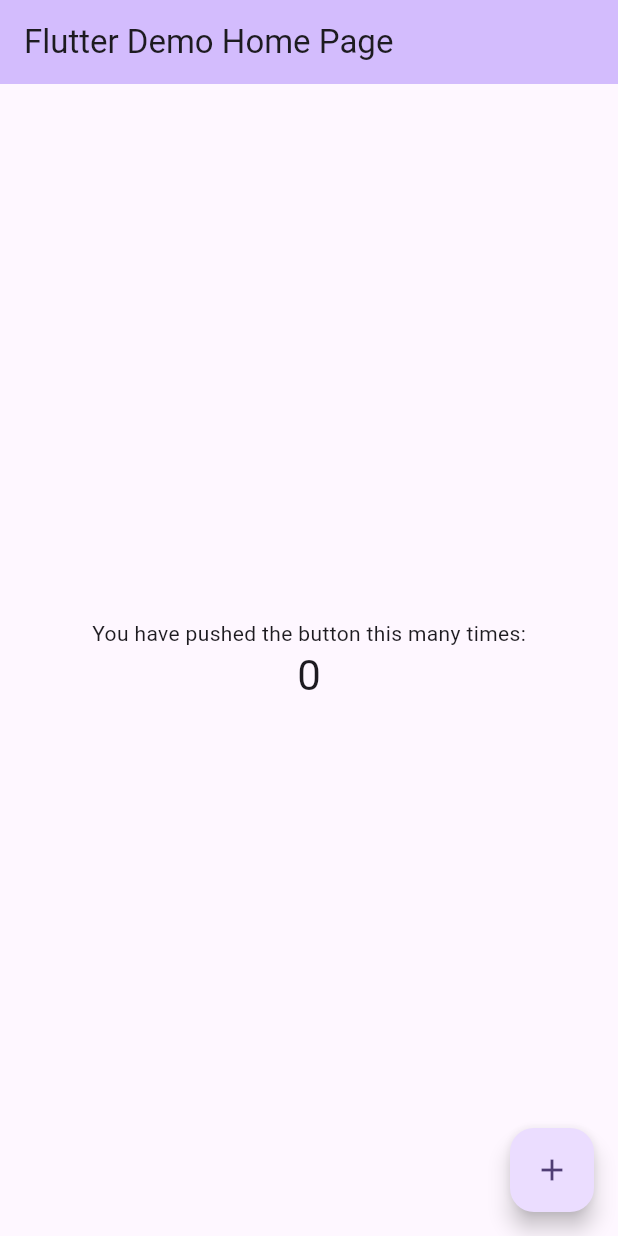
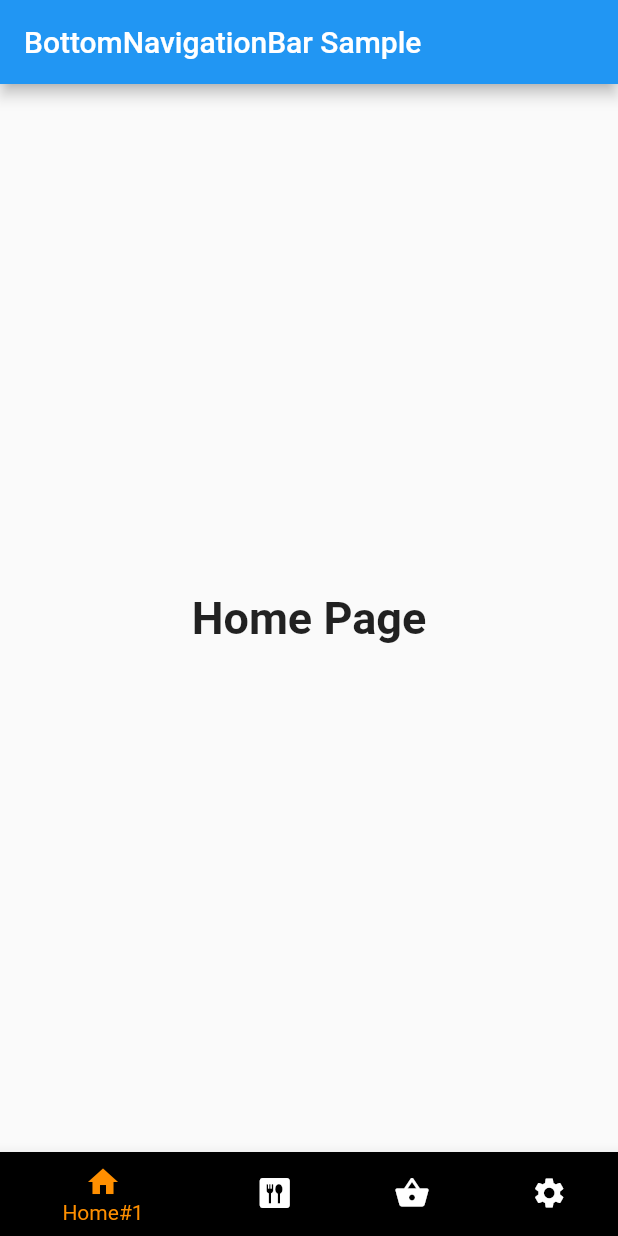
Before and after one commit to LaymajouxClement/flavor_hive, a Flutter app: the screen it shows after launch, on a phone screen of 412 x 824 dp. Run offline on Flutter 3.47's test engine with Material 2 defaults, Android fonts, the phone set to English and light mode, and no system bars.

Commit message:
new component bottom_navigation_bar + screen views

```diff
--- /dev/null
+++ b/lib/components/bottom_navigation_bar/bottom_navigation_bar.dart
@@ -0,0 +1,60 @@
+import 'package:flutter/material.dart';
+import 'bottom_navigation_bar_items.dart';
+
+class BottomNavigationBarExample extends StatefulWidget {
+  const BottomNavigationBarExample({Key? key});
+
+  @override
+  State<BottomNavigationBarExample> createState() =>
+      _BottomNavigationBarExampleState();
+}
+
+class _BottomNavigationBarExampleState
+    extends State<BottomNavigationBarExample> {
+  int _selectedIndex = 0;
+
+  void _onItemTapped(int index) {
+    setState(() {
+      _selectedIndex = index;
+    });
+  }
+
+  @override
+  Widget build(BuildContext context) {
+    return Scaffold(
+      appBar: AppBar(
+        title: const Text('BottomNavigationBar Sample'),
+      ),
+      body: Center(
+        child: BottomNavigationBarItems(selectedIndex: _selectedIndex),
+      ),
+      bottomNavigationBar: BottomNavigationBar(
+        items: const <BottomNavigationBarItem>[
+          BottomNavigationBarItem(
+            icon: Icon(Icons.home),
+            label: 'Home#1',
+            backgroundColor: Colors.black,
+          ),
+          BottomNavigationBarItem(
+            icon: Icon(Icons.dining),
+            label: 'Recette',
+            backgroundColor: Colors.black,
+          ),
+          BottomNavigationBarItem(
+            icon: Icon(Icons.shopping_basket),
+            label: 'Ingredients',
+            backgroundColor: Colors.black,
+          ),
+          BottomNavigationBarItem(
+            icon: Icon(Icons.settings),
+            label: 'Settings',
+            backgroundColor: Colors.black,
+          ),
+        ],
+        currentIndex: _selectedIndex,
+        selectedItemColor: Colors.amber[800],
+        onTap: _onItemTapped,
+      ),
+    );
+  }
+}
--- /dev/null
+++ b/lib/components/bottom_navigation_bar/bottom_navigation_bar_app.dart
@@ -0,0 +1,13 @@
+import 'package:flutter/material.dart';
+import './bottom_navigation_bar.dart';
+
+class BottomNavigationBarExampleApp extends StatelessWidget {
+  const BottomNavigationBarExampleApp({Key? key});
+
+  @override
+  Widget build(BuildContext context) {
+    return const MaterialApp(
+      home: BottomNavigationBarExample(),
+    );
+  }
+}
--- /dev/null
+++ b/lib/components/bottom_navigation_bar/bottom_navigation_bar_items.dart
@@ -0,0 +1,26 @@
+import 'package:flutter/material.dart';
+import '../../views/home_view.dart';
+import '../../views/recette_view.dart';
+import '../../views/ingredients_view.dart';
+import '../../views/settings_view.dart';
+
+class BottomNavigationBarItems extends StatelessWidget {
+  final int selectedIndex;
+  const BottomNavigationBarItems({super.key, required this.selectedIndex});
+
+  @override
+  Widget build(BuildContext context) {
+    switch (selectedIndex) {
+      case 0:
+        return const HomeScreen();
+      case 1:
+        return const RecetteScreen();
+      case 2:
+        return const IngredientsScreen();
+      case 3:
+        return const SettingsScreen();
+      default:
+        return const HomeScreen();
+    }
+  }
+}
--- a/lib/main.dart
+++ b/lib/main.dart
@@ -1,125 +1,4 @@
 import 'package:flutter/material.dart';
+import 'components/bottom_navigation_bar/bottom_navigation_bar_app.dart';
 
-void main() {
-  runApp(const MyApp());
-}
-
-class MyApp extends StatelessWidget {
-  const MyApp({super.key});
-
-  // This widget is the root of your application.
-  @override
-  Widget build(BuildContext context) {
-    return MaterialApp(
-      title: 'Flutter Demo',
-      theme: ThemeData(
-        // This is the theme of your application.
-        //
-        // TRY THIS: Try running your application with "flutter run". You'll see
-        // the application has a blue toolbar. Then, without quitting the app,
-        // try changing the seedColor in the colorScheme below to Colors.green
-        // and then invoke "hot reload" (save your changes or press the "hot
-        // reload" button in a Flutter-supported IDE, or press "r" if you used
-        // the command line to start the app).
-        //
-        // Notice that the counter didn't reset back to zero; the application
-        // state is not lost during the reload. To reset the state, use hot
-        // restart instead.
-        //
-        // This works for code too, not just values: Most code changes can be
-        // tested with just a hot reload.
-        colorScheme: ColorScheme.fromSeed(seedColor: Colors.deepPurple),
-        useMaterial3: true,
-      ),
-      home: const MyHomePage(title: 'Flutter Demo Home Page'),
-    );
-  }
-}
-
-class MyHomePage extends StatefulWidget {
-  const MyHomePage({super.key, required this.title});
-
-  // This widget is the home page of your application. It is stateful, meaning
-  // that it has a State object (defined below) that contains fields that affect
-  // how it looks.
-
-  // This class is the configuration for the state. It holds the values (in this
-  // case the title) provided by the parent (in this case the App widget) and
-  // used by the build method of the State. Fields in a Widget subclass are
-  // always marked "final".
-
-  final String title;
-
-  @override
-  State<MyHomePage> createState() => _MyHomePageState();
-}
-
-class _MyHomePageState extends State<MyHomePage> {
-  int _counter = 0;
-
-  void _incrementCounter() {
-    setState(() {
-      // This call to setState tells the Flutter framework that something has
-      // changed in this State, which causes it to rerun the build method below
-      // so that the display can reflect the updated values. If we changed
-      // _counter without calling setState(), then the build method would not be
-      // called again, and so nothing would appear to happen.
-      _counter++;
-    });
-  }
-
-  @override
-  Widget build(BuildContext context) {
-    // This method is rerun every time setState is called, for instance as done
-    // by the _incrementCounter method above.
-    //
-    // The Flutter framework has been optimized to make rerunning build methods
-    // fast, so that you can just rebuild anything that needs updating rather
-    // than having to individually change instances of widgets.
-    return Scaffold(
-      appBar: AppBar(
-        // TRY THIS: Try changing the color here to a specific color (to
-        // Colors.amber, perhaps?) and trigger a hot reload to see the AppBar
-        // change color while the other colors stay the same.
-        backgroundColor: Theme.of(context).colorScheme.inversePrimary,
-        // Here we take the value from the MyHomePage object that was created by
-        // the App.build method, and use it to set our appbar title.
-        title: Text(widget.title),
-      ),
-      body: Center(
-        // Center is a layout widget. It takes a single child and positions it
-        // in the middle of the parent.
-        child: Column(
-          // Column is also a layout widget. It takes a list of children and
-          // arranges them vertically. By default, it sizes itself to fit its
-          // children horizontally, and tries to be as tall as its parent.
-          //
-          // Column has various properties to control how it sizes itself and
-          // how it positions its children. Here we use mainAxisAlignment to
-          // center the children vertically; the main axis here is the vertical
-          // axis because Columns are vertical (the cross axis would be
-          // horizontal).
-          //
-          // TRY THIS: Invoke "debug painting" (choose the "Toggle Debug Paint"
-          // action in the IDE, or press "p" in the console), to see the
-          // wireframe for each widget.
-          mainAxisAlignment: MainAxisAlignment.center,
-          children: <Widget>[
-            const Text(
-              'You have pushed the button this many times:',
-            ),
-            Text(
-              '$_counter',
-              style: Theme.of(context).textTheme.headlineMedium,
-            ),
-          ],
-        ),
-      ),
-      floatingActionButton: FloatingActionButton(
-        onPressed: _incrementCounter,
-        tooltip: 'Increment',
-        child: const Icon(Icons.add),
-      ), // This trailing comma makes auto-formatting nicer for build methods.
-    );
-  }
-}
+void main() => runApp(const BottomNavigationBarExampleApp());
--- /dev/null
+++ b/lib/views/home_view.dart
@@ -0,0 +1,15 @@
+import 'package:flutter/material.dart';
+
+class HomeScreen extends StatelessWidget {
+  const HomeScreen({super.key});
+
+  @override
+  Widget build(BuildContext context) {
+    return const Center(
+      child: Text(
+        'Home Page',
+        style: TextStyle(fontSize: 30, fontWeight: FontWeight.bold),
+      ),
+    );
+  }
+}
--- /dev/null
+++ b/lib/views/ingredients_view.dart
@@ -0,0 +1,15 @@
+import 'package:flutter/material.dart';
+
+class IngredientsScreen extends StatelessWidget {
+  const IngredientsScreen({super.key});
+
+  @override
+  Widget build(BuildContext context) {
+    return const Center(
+      child: Text(
+        'Ingredients Page',
+        style: TextStyle(fontSize: 30, fontWeight: FontWeight.bold),
+      ),
+    );
+  }
+}
--- /dev/null
+++ b/lib/views/recette_view.dart
@@ -0,0 +1,15 @@
+import 'package:flutter/material.dart';
+
+class RecetteScreen extends StatelessWidget {
+  const RecetteScreen({super.key});
+
+  @override
+  Widget build(BuildContext context) {
+    return const Center(
+      child: Text(
+        'Recette Page',
+        style: TextStyle(fontSize: 30, fontWeight: FontWeight.bold),
+      ),
+    );
+  }
+}
--- /dev/null
+++ b/lib/views/settings_view.dart
@@ -0,0 +1,15 @@
+import 'package:flutter/material.dart';
+
+class SettingsScreen extends StatelessWidget {
+  const SettingsScreen({super.key});
+
+  @override
+  Widget build(BuildContext context) {
+    return const Center(
+      child: Text(
+        'Settings Page',
+        style: TextStyle(fontSize: 30, fontWeight: FontWeight.bold),
+      ),
+    );
+  }
+}
```
